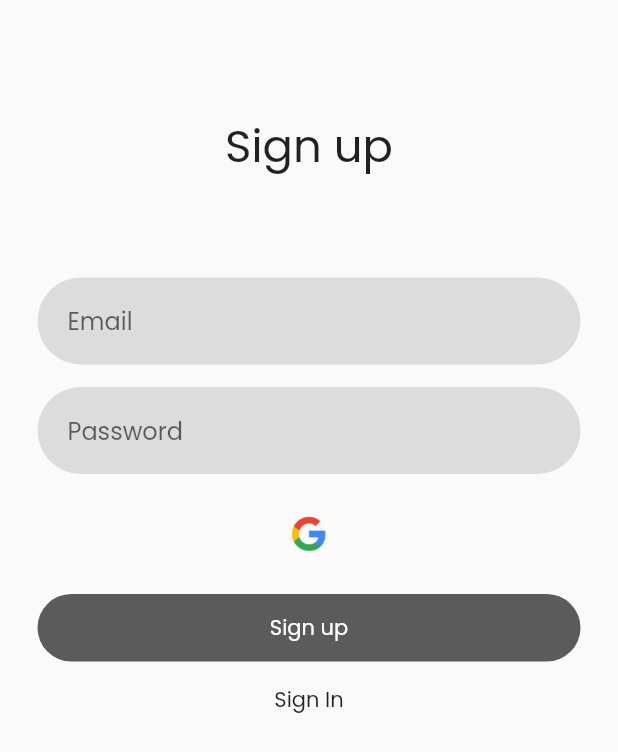
After one commit to whyspaceee/BADI, a Flutter app: the screen it shows after launch, after a tap on "Sign up", on a phone screen of 412 x 824 dp. The commit adds this screen. Shown: the top 752 px of the screen. Run offline on Flutter 3.47's test engine with Material 2 defaults, Android fonts, the phone set to English and light mode, and no system bars; our stand-ins replace firebase_auth, firebase_core, google_fonts; accounts and stored records are empty; network calls fail.

Commit message:
added sign up page

```diff
--- a/lib/authenticator.dart
+++ b/lib/authenticator.dart
@@ -23,4 +23,16 @@ class AuthService {
       return false;
     }
   }
+
+  Future<bool> signUp({required String email, required String password}) async {
+    try {
+      await _firebaseAuth.createUserWithEmailAndPassword(
+          email: email, password: password);
+      return true;
+    } on FirebaseAuthException catch (e) {
+      return false;
+    }
+  }
+
+
 }
--- a/lib/main.dart
+++ b/lib/main.dart
@@ -2,6 +2,7 @@ import 'package:firebase_auth/firebase_auth.dart';
 import 'package:flutter/material.dart';
 import 'package:google_fonts/google_fonts.dart';
 import 'package:firebase_core/firebase_core.dart';
+import 'package:sports_buddy/sign_up_page.dart';
 import '/authenticator.dart';
 import 'package:provider/provider.dart';
 import 'firebase_options.dart';
@@ -32,7 +33,12 @@ class MyApp extends StatelessWidget {
             backgroundColor: Colors.white,
             textTheme: GoogleFonts.poppinsTextTheme(),
           ),
-          home: AuthenticationWrapper(),
+          initialRoute: '/authWrapper',
+          routes: {
+            '/mainMenu': (context) => const MainMenu(),
+            '/authWrapper': (context) => const AuthenticationWrapper(),
+            '/signUp': (context) => const SignUpPage(),
+          },
         ));
   }
 }
--- a/lib/sign_in_page.dart
+++ b/lib/sign_in_page.dart
@@ -1,5 +1,6 @@
 import 'package:flutter/material.dart';
 import 'package:firebase_auth/firebase_auth.dart';
+import 'package:sports_buddy/sign_up_page.dart';
 import './authenticator.dart';
 import 'package:provider/provider.dart';
 
@@ -24,8 +25,11 @@ class _SignInPageState extends State<SignInPage> {
   }
 
   Widget build(BuildContext context) {
+    const invalidEmailorPass =
+        SnackBar(content: Text("Invalid email or password"));
     final firebaseUser = context.watch<User?>();
     return Scaffold(
+        resizeToAvoidBottomInset: false,
         body: Container(
           padding: const EdgeInsets.all(25),
           child: Column(
@@ -80,13 +84,8 @@ class _SignInPageState extends State<SignInPage> {
                 onTap: () async {
                   await logIn();
                   if (errorMessage == false) {
-                showDialog(
-                    context: context,
-                    builder: (BuildContext context) {
-                      return AlertDialog(
-                        title: Text("Invalid email or password"),
-                      );
-                    });
+                    ScaffoldMessenger.of(context)
+                        .showSnackBar(invalidEmailorPass);
                   }
                 },
                 borderRadius: BorderRadius.all(Radius.circular(50)),
@@ -108,6 +107,13 @@ class _SignInPageState extends State<SignInPage> {
               ),
               GestureDetector(
                 child: Text("Forgot your password?"),
+              ),
+              SizedBox(
+                height: 15,
+              ),
+              InkWell(
+                child: Text("Sign up"),
+                onTap: () => {Navigator.pushNamed(context, '/signUp')},
               )
             ],
           ),
--- /dev/null
+++ b/lib/sign_up_page.dart
@@ -0,0 +1,120 @@
+import 'package:firebase_auth/firebase_auth.dart';
+import 'package:flutter/material.dart';
+import 'package:google_fonts/google_fonts.dart';
+import 'package:firebase_core/firebase_core.dart';
+import '/authenticator.dart';
+import 'package:provider/provider.dart';
+import 'firebase_options.dart';
+import './sign_in_page.dart';
+
+class SignUpPage extends StatefulWidget {
+  const SignUpPage({Key? key}) : super(key: key);
+
+  @override
+  _SignUpPageState createState() => _SignUpPageState();
+}
+
+class _SignUpPageState extends State<SignUpPage> {
+  @override
+  final TextEditingController emailController = TextEditingController();
+  final TextEditingController passController = TextEditingController();
+  bool errorMessage = false;
+  Future signUp() async {
+    var message = await context.read<AuthService>().signUp(
+        email: emailController.text.trim(),
+        password: passController.text.trim());
+
+    errorMessage = message;
+  }
+
+  Widget build(BuildContext context) {
+    const invalidEmailorPass =
+        SnackBar(content: Text("Invalid email or password"));
+    return Scaffold(
+        body: Container(
+      padding: const EdgeInsets.all(25),
+      child: Column(
+        crossAxisAlignment: CrossAxisAlignment.center,
+        mainAxisAlignment: MainAxisAlignment.start,
+        children: [
+          Container(
+              padding: const EdgeInsets.all(50),
+              child: Center(
+                  child: Text(
+                "Sign up",
+                style: TextStyle(fontSize: 30),
+              ))),
+          SizedBox(height: 15),
+          Container(
+              padding: (EdgeInsets.symmetric(horizontal: 20, vertical: 5)),
+              decoration: BoxDecoration(
+                  borderRadius: BorderRadius.all(Radius.circular(50)),
+                  color: Colors.black12),
+              child: TextFormField(
+                controller: emailController,
+                decoration: InputDecoration(
+                    border: InputBorder.none, hintText: "Email"),
+                style: TextStyle(),
+              )),
+          SizedBox(height: 15),
+          Container(
+              padding: (EdgeInsets.symmetric(horizontal: 20, vertical: 5)),
+              decoration: BoxDecoration(
+                  borderRadius: BorderRadius.all(Radius.circular(50)),
+                  color: Colors.black12),
+              child: TextFormField(
+                obscureText: true,
+                controller: passController,
+                decoration: InputDecoration(
+                    border: InputBorder.none, hintText: "Password"),
+                style: TextStyle(),
+              )),
+          SizedBox(height: 25),
+          InkWell(
+            borderRadius: BorderRadius.circular(50),
+            onTap: () => {},
+            child: Container(
+                width: 30,
+                height: 30,
+                decoration: BoxDecoration(
+                    image: DecorationImage(
+                        image: AssetImage('assets/logos/google.png')))),
+          ),
+          SizedBox(height: 25),
+          InkWell(
+            onTap: () async {
+              await signUp();
+              if (errorMessage == false) {
+                ScaffoldMessenger.of(context).showSnackBar(invalidEmailorPass);
+              } else {
+                Navigator.pushNamed(context, '/authWrapper');
+              }
+            },
+            borderRadius: BorderRadius.all(Radius.circular(50)),
+            child: Container(
+              padding: EdgeInsets.symmetric(vertical: 12),
+              decoration: BoxDecoration(
+                  color: Color.fromARGB(221, 66, 66, 66),
+                  borderRadius: BorderRadius.all(Radius.circular(50))),
+              child: Center(
+                child: Text(
+                  "Sign up",
+                  style: TextStyle(color: Colors.white),
+                ),
+              ),
+            ),
+          ),
+          SizedBox(
+            height: 15,
+          ),
+          GestureDetector(
+            onTap: () => {
+              Navigator.pop(context),
+            },
+            child: Text("Sign In"),
+          )
+        ],
+      ),
+    ));
+  }
+}
```
Lines whose indentation alone changed are shown as unchanged.
